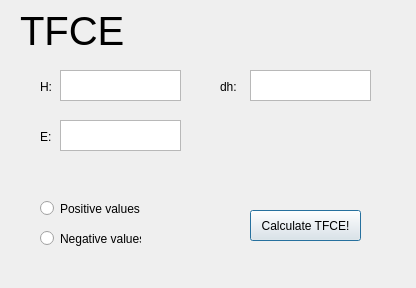
The window that TfcePlugin/TfceScore/TfceScore.ui (amon80/tfce_brainvoyager) describes before a commit, drawn with Qt 5.
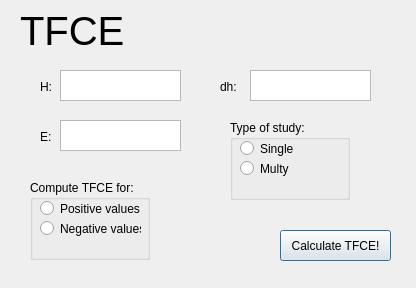
The same window after the commit.

Patch:
```diff
--- a/TfcePlugin/TfceScore/TfceScore.ui
+++ b/TfcePlugin/TfceScore/TfceScore.ui
@@ -55,8 +55,8 @@
   <widget class="QPushButton" name="tfce_calculate_button">
    <property name="geometry">
     <rect>
-     <x>250</x>
-     <y>210</y>
+     <x>280</x>
+     <y>230</y>
      <width>111</width>
      <height>31</height>
     </rect>
@@ -113,11 +113,23 @@
     <string>TFCE</string>
    </property>
   </widget>
+  <widget class="QGroupBox" name="signGroupBox">
+   <property name="geometry">
+    <rect>
+     <x>30</x>
+     <y>180</y>
+     <width>120</width>
+     <height>80</height>
+    </rect>
+   </property>
+   <property name="title">
+    <string>Compute TFCE for:</string>
+   </property>
   <widget class="QRadioButton" name="positivesRadioButton">
    <property name="geometry">
     <rect>
-     <x>40</x>
-     <y>200</y>
+      <x>10</x>
+      <y>20</y>
      <width>101</width>
      <height>17</height>
     </rect>
@@ -129,8 +141,8 @@
   <widget class="QRadioButton" name="negativesRadioButton">
    <property name="geometry">
     <rect>
-     <x>40</x>
-     <y>230</y>
+      <x>10</x>
+      <y>40</y>
      <width>101</width>
      <height>17</height>
     </rect>
@@ -138,6 +150,46 @@
    <property name="text">
     <string>Negative values</string>
    </property>
+   </widget>
+  </widget>
+  <widget class="QGroupBox" name="studyGroupBox">
+   <property name="geometry">
+    <rect>
+     <x>230</x>
+     <y>120</y>
+     <width>120</width>
+     <height>80</height>
+    </rect>
+   </property>
+   <property name="title">
+    <string>Type of study:</string>
+   </property>
+   <widget class="QRadioButton" name="singleRadioButton">
+    <property name="geometry">
+     <rect>
+      <x>10</x>
+      <y>20</y>
+      <width>82</width>
+      <height>17</height>
+     </rect>
+    </property>
+    <property name="text">
+     <string>Single</string>
+    </property>
+   </widget>
+   <widget class="QRadioButton" name="multyRadioButton">
+    <property name="geometry">
+     <rect>
+      <x>10</x>
+      <y>40</y>
+      <width>82</width>
+      <height>17</height>
+     </rect>
+    </property>
+    <property name="text">
+     <string>Multy</string>
+    </property>
+   </widget>
   </widget>
  </widget>
  <resources/>
```
Lines whose indentation alone changed are shown as unchanged.
